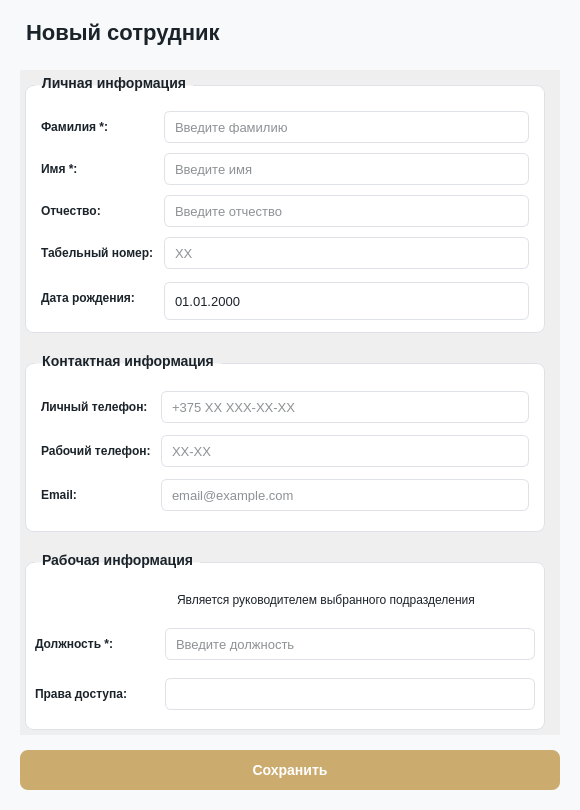
Qt form client/ui/system/employees/employee_dialog.ui (lerakaplich/Documents) before a commit.
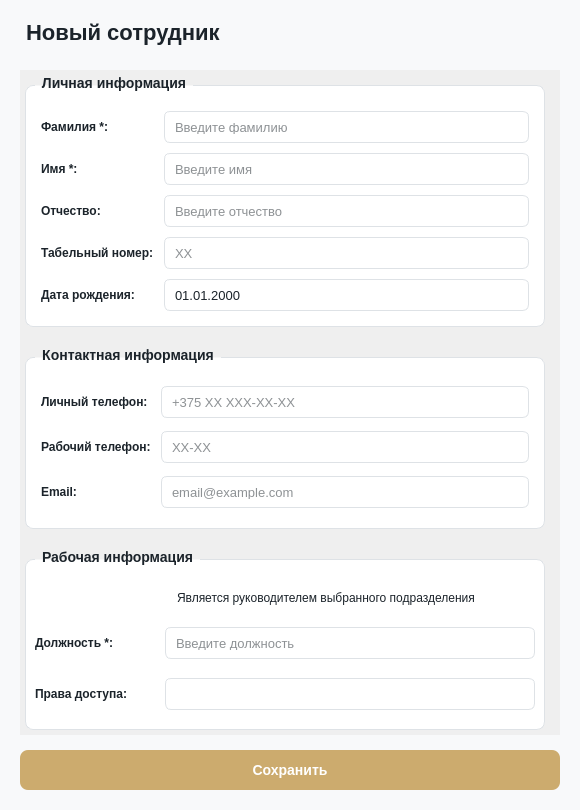
The same form after that commit. Icons and pictures are not drawn.

The edit to the form file:
```diff
--- a/client/ui/system/employees/employee_dialog.ui
+++ b/client/ui/system/employees/employee_dialog.ui
@@ -179,7 +179,6 @@
     color: #1B232A;
     font-size: 13px;
     outline: none;
-    min-height: 20px;
 }
 
 QDateEdit:hover {
@@ -742,7 +741,7 @@
             <property name="minimumSize">
              <size>
               <width>0</width>
-              <height>32</height>
+              <height>0</height>
              </size>
             </property>
             <property name="maximumSize">
```
